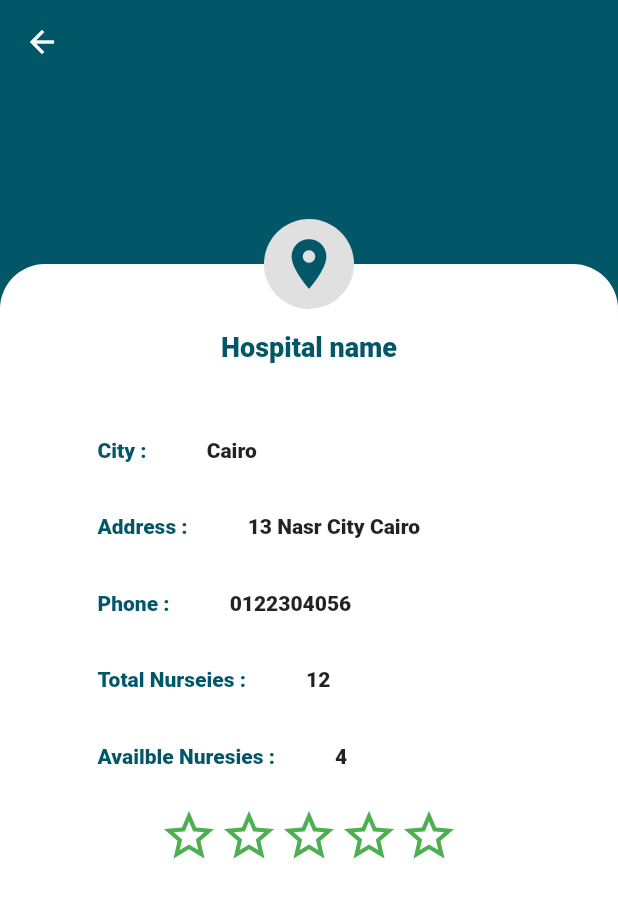
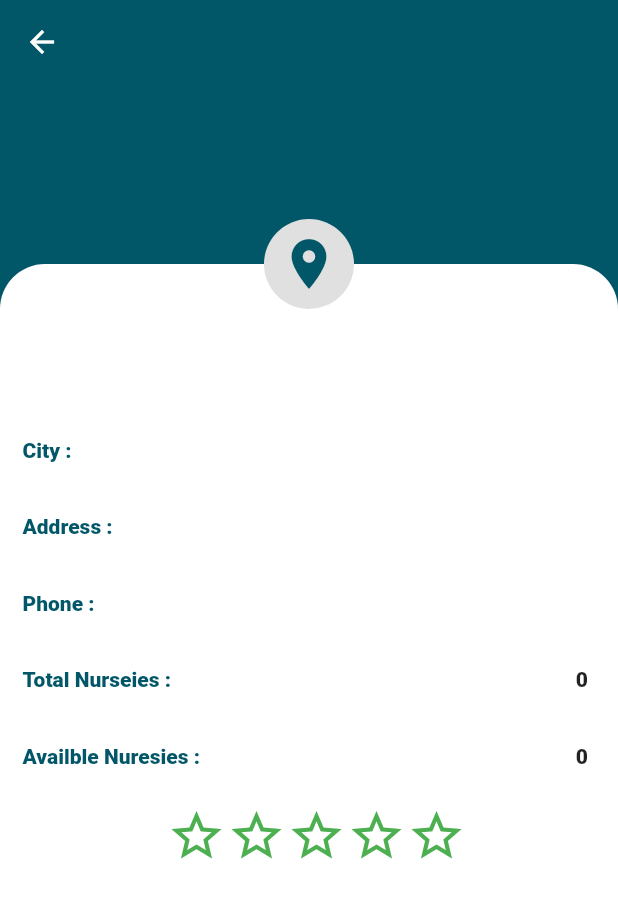
Before and after one commit to AbdallahRehab/graduation-project, a Flutter app: the HospitalDetails screen opened directly with empty values, on a phone screen of 412 x 824 dp. Shown: the top 898 px of the screen. Run offline on Flutter 3.47's test engine with Material 2 defaults, Android fonts, the phone set to English and light mode, and no system bars; drawn by our look-alikes of smooth_star_rating; our stand-ins replace cloud_firestore, flutter_screenutil, flutter_spinkit, font_awesome_flutter, google_nav_bar, line_icons and 1 more; missing offline and left inert: sliver_fab; accounts and stored records are empty.

Commit message:
backend of hospitals

```diff
--- a/lib/Screens/hospitalDetails.dart
+++ b/lib/Screens/hospitalDetails.dart
@@ -1,31 +1,34 @@
 import 'package:flutter/material.dart';
 import 'package:graduteproject/components/hospitalBody.dart';
+import 'package:graduteproject/models/hospital.dart';
+import 'package:smooth_star_rating/smooth_star_rating.dart';
 
 class HospitalDetails extends StatefulWidget {
-  final name;
-  final city;
-  final rate;
+  final Hospital hospital;
 
-  HospitalDetails({this.name, this.city, this.rate});
+  HospitalDetails({this.hospital});
 
   @override
   _HospitalDetailsState createState() => _HospitalDetailsState();
 }
 
 class _HospitalDetailsState extends State<HospitalDetails> {
+
   @override
   Widget build(BuildContext context) {
     return Scaffold(
       appBar: AppBar(
           backgroundColor: Color(0XFF015668),
           elevation: 0,
-          title: Text(widget.name,
+          title: Text(widget.hospital.hospital_name,
                 style: TextStyle(
                     color: Colors.white,
                     fontWeight: FontWeight.w600,
                     fontSize: 25)),
           ),
-      body: HospitalBody(),
+      body: HospitalBody(hospital: widget.hospital,),
+
     );
   }
+
 }
--- a/lib/components/hospitalBody.dart
+++ b/lib/components/hospitalBody.dart
@@ -1,12 +1,19 @@
 import 'package:flutter/cupertino.dart';
 import 'package:flutter/material.dart';
+import 'package:graduteproject/models/hospital.dart';
 import 'package:smooth_star_rating/smooth_star_rating.dart';
 class HospitalBody extends StatefulWidget {
   @override
   _HospitalBodyState createState() => _HospitalBodyState();
+  final Hospital hospital;
+
+  HospitalBody({this.hospital});
+
 }
 
 class _HospitalBodyState extends State<HospitalBody> {
+
+
   double rating=0;
   @override
   Widget build(BuildContext context) {
@@ -30,33 +37,27 @@ class _HospitalBodyState extends State<HospitalBody> {
                           topLeft: Radius.circular(30),
                           topRight: Radius.circular(30))),
                   child: Padding(
-                    padding: EdgeInsets.only(left: 60,right: 60,),
+                    padding: EdgeInsets.only(left: 10,),
                     child: Column(
                       children: <Widget>[
 
                         SizedBox(height: 45,),
                         Text(
-                          "Hospital name",
+                          widget.hospital.hospital_name,
                           style:
                           TextStyle(fontWeight: FontWeight.w800, color: Color(0XFF015668),fontSize: 18),
                         ),
                         SizedBox(height: 20,),
 
-                        bodyContent("City :", "Cairo"),
-                        bodyContent("Address :", "13 Nasr City Cairo"),
-                        bodyContent("Phone :", "0122304056"),
-                        bodyContent("Total Nurseies :", "12"),
-                        bodyContent("Availble Nuresies :", "4"),
+                        bodyContent("City :", widget.hospital.city),
+                        bodyContent("Address :", widget.hospital.location),
+                        bodyContent("Phone :", widget.hospital.phone),
+                        bodyContent("Total Nurseies :", widget.hospital.total_num.toString()),
+                        bodyContent("Availble Nuresies :", widget.hospital.available_num.toString()),
+
+
                         SizedBox(height: 20,),
-//                        Row(
-//                          children: <Widget>[
-//                            IconButton(icon:Icon(Icons.star,color:  Color(0XFFFFC107),size: 30),onPressed: (){},),
-//                            IconButton(icon:Icon(Icons.star,color:  Color(0XFFFFC107),size: 30),onPressed: (){},),
-//                            IconButton(icon:Icon(Icons.star,color:  Color(0XFFFFC107),size: 30),onPressed: (){},),
-//                            IconButton(icon:Icon(Icons.star,color:  Color(0XFFFFC107),size: 30),onPressed: (){},),
-//                            IconButton(icon:Icon(Icons.star,color:  Color(0XFFFFC107),size: 30),onPressed: (){},),
-//                          ],
-//                        )
+
                         SmoothStarRating(
                             allowHalfRating: false,
                             onRatingChanged: (v) {
@@ -102,20 +103,19 @@ class _HospitalBodyState extends State<HospitalBody> {
               ],
             )));
   }
-}
-
   Widget bodyContent(String key, String value) {
     return Padding(
-      padding: EdgeInsets.fromLTRB(5, 30, 5, 5),
-      child: Row(children: <Widget>[
+        padding: EdgeInsets.fromLTRB(5, 30, 20, 5),
+        child: Row(
+          mainAxisAlignment: MainAxisAlignment.spaceBetween,
+            children: <Widget>[
+
           Text(
             key,
             style:
             TextStyle(fontWeight: FontWeight.w800, color: Color(0XFF015668)),
           ),
-        SizedBox(
-          width: 40,
-        ),
+
           Text(
             value,
             style: TextStyle(
@@ -124,3 +124,30 @@ Widget bodyContent(String key, String value) {
           )
         ]));
   }
+
+}
+
+Widget bodyContent(String key, String value) {
+  return Padding(
+      padding: EdgeInsets.fromLTRB(5, 30, 5, 5),
+      child: SingleChildScrollView(
+        child: Row(children: <Widget>[
+          Expanded(
+            child: Text(
+              key,
+              style:
+                  TextStyle(fontWeight: FontWeight.w800, color: Color(0XFF015668)),
+            ),
+          ),
+          SizedBox(
+            width: 20,
+          ),
+          Text(
+            value,
+            style: TextStyle(
+              fontWeight: FontWeight.w800,
+            ),
+          )
+        ]),
+      ));
+}
--- a/lib/components/nursiesBody.dart
+++ b/lib/components/nursiesBody.dart
@@ -1,6 +1,12 @@
 import 'package:flutter/cupertino.dart';
 import 'package:flutter/material.dart';
-import 'package:graduteproject/Screens/hospitalDetails.dart';
+import 'package:graduteproject/components/basichospitalList.dart';
+import 'package:graduteproject/components/hospitalCard.dart';
+import 'package:graduteproject/components/hospitalsearchResult.dart';
+import 'package:graduteproject/components/loadingSpin.dart';
+import 'package:graduteproject/models/hospital.dart';
+import 'package:graduteproject/services/hospitalservices.dart';
+import 'package:provider/provider.dart';
 class MyBody extends StatefulWidget {
   @override
   _State createState() => _State();
@@ -8,8 +14,17 @@ class MyBody extends StatefulWidget {
 
 class _State extends State<MyBody> {
 TextEditingController _textFieldController = TextEditingController();
+bool isSerach=false;
+String city;
+
   @override
   Widget build(BuildContext context) {
+    final hospitals=Provider.of<List<Hospital>>(context);
+
+
+
+
+
     return
         SingleChildScrollView(
           child: Container(
@@ -29,7 +44,15 @@ TextEditingController _textFieldController = TextEditingController();
                     padding: EdgeInsets.fromLTRB(20, 20, 20, 30),
                   child: TextField(
                     maxLines: 1,
-                      controller: _textFieldController,
+                    controller: _textFieldController,
+                    onChanged: (val){
+                      setState(() {
+                        city=val;
+                        isSerach=true;
+                      });
+
+
+                    },
                     decoration: InputDecoration(
                       //Add th Hint text here.
                       hintText: "Enter Hospital",
@@ -46,28 +69,7 @@ TextEditingController _textFieldController = TextEditingController();
 
                   )),
                 SizedBox(height: 30,),
-                Container(
-                  height: MediaQuery.of(context).size.height - 220,
-                  decoration: BoxDecoration(
-                    color: Colors.white,
-                    borderRadius: BorderRadius.only(topLeft: Radius.circular(25),topRight: Radius.circular(25))
-                  ),
-
-                  child: ListView(
-                    children: <Widget>[
-                      myListTile(context, "Cairo", "Hospital1", 5),
-                      myListTile(context, "Cairo", "Hospital2", 5),
-                      myListTile(context, "Cairo", "Hospital3", 3.8),
-                      myListTile(context, "Cairo", "Hospital4", 4),
-                      myListTile(context, "Cairo", "Hospital1", 5),
-                      myListTile(context, "Cairo", "Hospital2", 5),
-                      myListTile(context, "Cairo", "Hospital3", 3.8),
-                      myListTile(context, "Cairo", "Hospital4", 4),
-
-
-                    ],
-                  ),
-                )
+                isSerach ? SearchResultHospital(city) : BasicHospitalList(),
               ],
 
             ),
@@ -76,36 +78,3 @@ TextEditingController _textFieldController = TextEditingController();
 
   }
 }
-Widget myListTile(BuildContext context,String city,String name,double rate){
-  return Padding(
-    padding: EdgeInsets.fromLTRB(20,20,20,5),
-    child: Container(
-      height: 80,
-      child: Card(
-        shape: RoundedRectangleBorder(
-          borderRadius: BorderRadius.circular(15)
-        ),
-        elevation: 6.0,
-        child: InkWell(
-          onTap: (){
-            Navigator.push(context, MaterialPageRoute(builder: (context)=> HospitalDetails(name: name,city: city,rate: rate,)));
-          },
-          child: ListTile(
-            leading: Icon(Icons.local_hospital,size: 35,),
-            title: Text(name,style: TextStyle(color: Color(0XFF015668)),),
-            subtitle: Text(city,style: TextStyle(color: Color(0XFFFFC107)),),
-            trailing: Wrap(
-              spacing: 1,
-              children: <Widget>[
-                Text(rate.toString()),
-                Icon(Icons.star,color:  Color(0XFFFFC107),size: 14,),
-              ],)
-
-
-
-          ),
-        ),
-      ),
-    ),
-  );
-}
--- /dev/null
+++ b/lib/models/hospital.dart
@@ -0,0 +1,20 @@
+
+
+class Hospital{
+
+
+  final String hospital_name;
+  final String city;
+  final String location;
+  final String email;
+  final String phone;
+  final int available_num;
+  final int total_num;
+
+  Hospital({ this.hospital_name, this.city, this.location, this.email,
+      this.phone, this.available_num, this.total_num});
+
+
+
+
+}
--- a/pubspec.yaml
+++ b/pubspec.yaml
@@ -23,6 +23,9 @@ dependencies:
   sliver_fab: ^1.0.0
   flutter_screenutil: ^1.0.2
   smooth_star_rating: 1.0.4+2
+  cloud_firestore: ^0.13.4+2
+  provider: ^4.0.4
+  flutter_spinkit: ^4.1.2
 
   # The following adds the Cupertino Icons font to your application.
   # Use with the CupertinoIcons class for iOS style icons.
```
Also changed, not shown: lib/Screens/nureiesScreen.dart (+9 -1 lines), lib/components/basichospitalList.dart (added, +45 -0 lines), lib/components/hospitalCard.dart (added, +45 -0 lines), lib/components/hospitalsearchResult.dart (added, +50 -0 lines), lib/components/loadingSpin.dart (added, +15 -0 lines), lib/main.dart (+5 -3 lines), lib/services/hospitalservices.dart (added, +38 -0 lines), pubspec.lock, 3 other files. Lines whose indentation alone changed are shown as unchanged.
